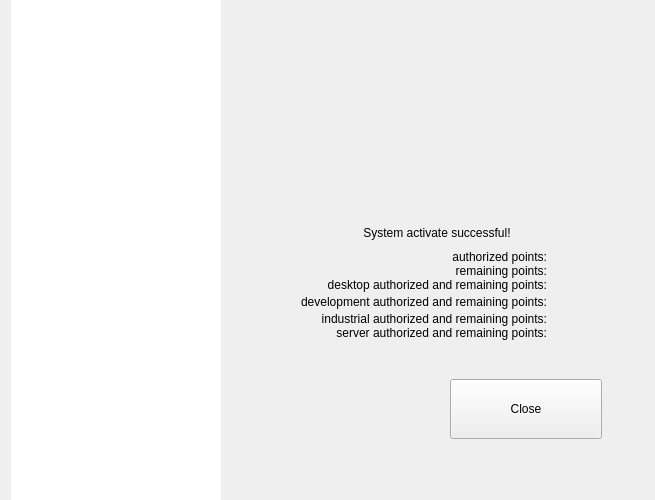
Old version of the form src/license/active-guide-widget.ui in the repository openeuler-mirror/kiran-control-panel.
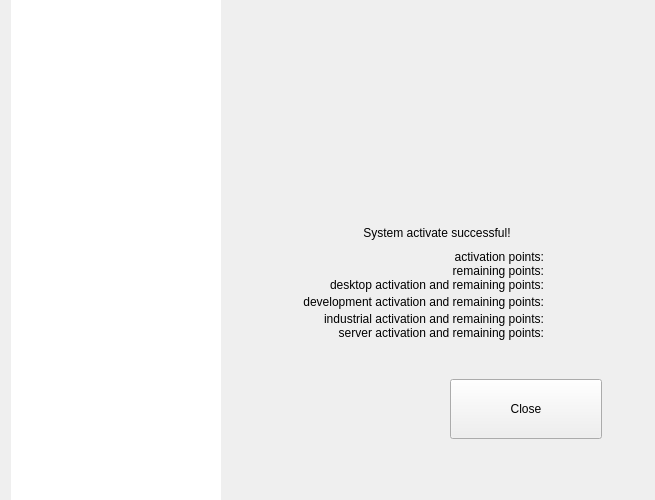
New version of the form. The open tabs and pages were chosen to show the change. Icons and pictures are not drawn.

Commit message:
fix(*):modify information after system activated
- 修改系统激活之后的术语

```diff
--- a/src/license/active-guide-widget.ui
+++ b/src/license/active-guide-widget.ui
@@ -1187,7 +1187,7 @@
             <item row="5" column="1">
              <widget class="QLabel" name="label_server_points">
               <property name="text">
-               <string>server authorized and remaining points:</string>
+               <string>server activation and remaining points:</string>
               </property>
               <property name="alignment">
                <set>Qt::AlignRight|Qt::AlignTrailing|Qt::AlignVCenter</set>
@@ -1197,7 +1197,7 @@
             <item row="3" column="1">
              <widget class="QLabel" name="label_development_points">
               <property name="text">
-               <string>development authorized and remaining points:</string>
+               <string>development activation and remaining points:</string>
               </property>
               <property name="alignment">
                <set>Qt::AlignRight|Qt::AlignTrailing|Qt::AlignVCenter</set>
@@ -1207,7 +1207,7 @@
             <item row="4" column="1">
              <widget class="QLabel" name="label_industrial_points">
               <property name="text">
-               <string>industrial authorized and remaining points:</string>
+               <string>industrial activation and remaining points:</string>
               </property>
               <property name="alignment">
                <set>Qt::AlignRight|Qt::AlignTrailing|Qt::AlignVCenter</set>
@@ -1217,7 +1217,7 @@
             <item row="2" column="1">
              <widget class="QLabel" name="label_desktop_points">
               <property name="text">
-               <string>desktop authorized and remaining points:</string>
+               <string>desktop activation and remaining points:</string>
               </property>
               <property name="alignment">
                <set>Qt::AlignRight|Qt::AlignTrailing|Qt::AlignVCenter</set>
@@ -1247,7 +1247,7 @@
             <item row="0" column="1">
              <widget class="QLabel" name="label_authorized_points">
               <property name="text">
-               <string>authorized points:</string>
+               <string>activation points:</string>
               </property>
               <property name="alignment">
                <set>Qt::AlignRight|Qt::AlignTrailing|Qt::AlignVCenter</set>
```
The commit also changes 1 other file.
